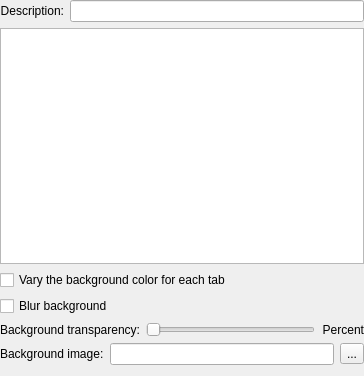
Above: src/ColorSchemeEditor.ui from centic9/konsole-ppa before the change. Below: the same form after it.
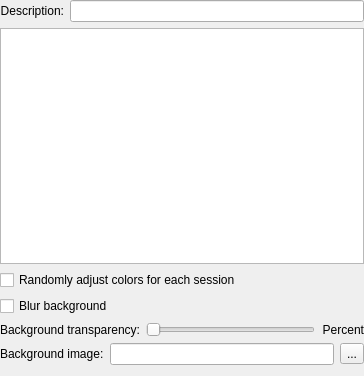
That is the form after the change. Custom widgets are drawn as their Qt base class.

What changed in the file:
```diff
--- a/src/ColorSchemeEditor.ui
+++ b/src/ColorSchemeEditor.ui
@@ -37,7 +37,7 @@
    <item>
     <widget class="QCheckBox" name="randomizedBackgroundCheck">
      <property name="text">
-      <string>Vary the background color for each tab</string>
+      <string>Randomly adjust colors for each session</string>
      </property>
     </widget>
    </item>
```
Left out of the diff: 15 changed lines with no effect on the pictures.
